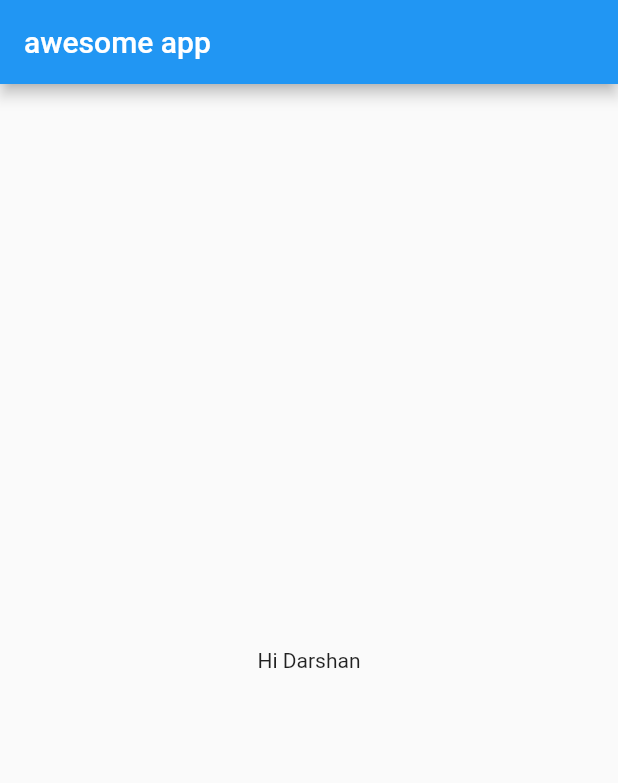
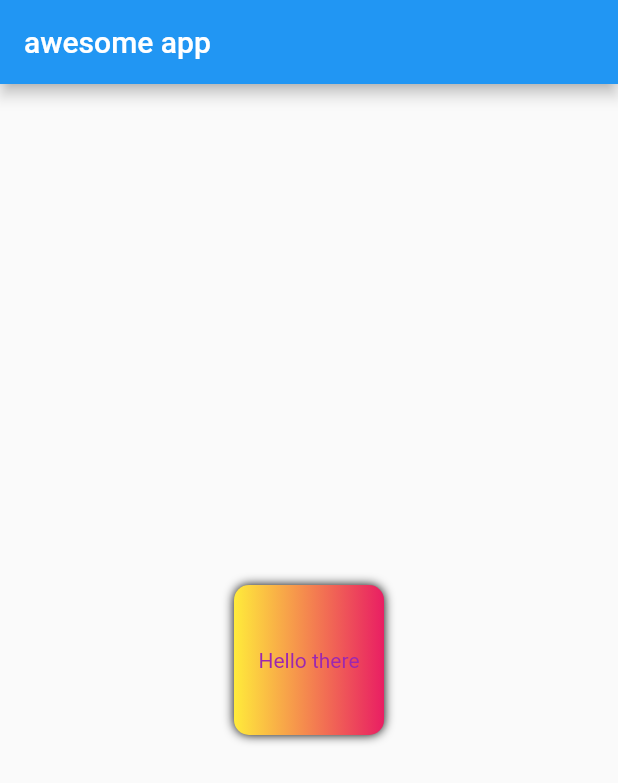
Before and after one commit to Darshan0811/flutter_app, a Flutter app: the screen it shows after launch, on a phone screen of 412 x 824 dp. Shown: the top 783 px of the screen. Run offline on Flutter 3.47's test engine with Material 2 defaults, Android fonts, the phone set to English and light mode, and no system bars.

Commit message:
ch2 completed

```diff
--- a/lib/main.dart
+++ b/lib/main.dart
@@ -2,7 +2,7 @@ import 'package:flutter/material.dart';
 
 void main() {
   runApp(MaterialApp(
-    title: "Flutter app",
+    title: "Flutter app", //app minimize karine j title dekhaay e.
     home: HomePage(),
   ));
 }
@@ -14,8 +14,32 @@ class HomePage extends StatelessWidget {
       appBar: AppBar(
         title: Text("awesome app"),
       ),
-      body: Container(
-        child: Center(child: Text("Hi Darshan")),
+      body: Center(
+        child: Container(
+          //color: Colors.red,
+          height: 100,
+          width: 100,
+          child: Text("Hello there", style: TextStyle(color: Colors.purple)),
+          padding: const EdgeInsets.all(
+              4), //const etle value pachi kyay badlaavi na joye.
+          //Child ni andar na child mate padding margin ni jem kaam kare.Margin aaya nai kaam kare etle.
+          alignment: Alignment.center,
+          //Upar color j comment karyo a simply aakhu box ne red kari nakhe.Pan gradient aapvo hoy to box decoration use thase.Decoration etle sajaavu etle koi pan vastu(aaya box) ne game te rite sajaavu hoy to decoration use thai.
+          decoration: BoxDecoration(
+              shape: BoxShape
+                  .rectangle, //shape aapva mate.By default box square hoy etle rectangle karyu.
+              //Shape,borderRadius,borderShadow savthi pela j kaam karse gradient pachi aapva jais to nai kare.
+              borderRadius: BorderRadius.circular(10),
+              //box ma shadow aapva mate.Syntax important che.
+              boxShadow: [
+                BoxShadow(
+                  color: Colors.black,
+                  blurRadius: 5,
+                ),
+              ],
+              color: Colors.red,
+              gradient: LinearGradient(colors: [Colors.yellow, Colors.pink])),
+        ),
       ),
     );
   }
```
